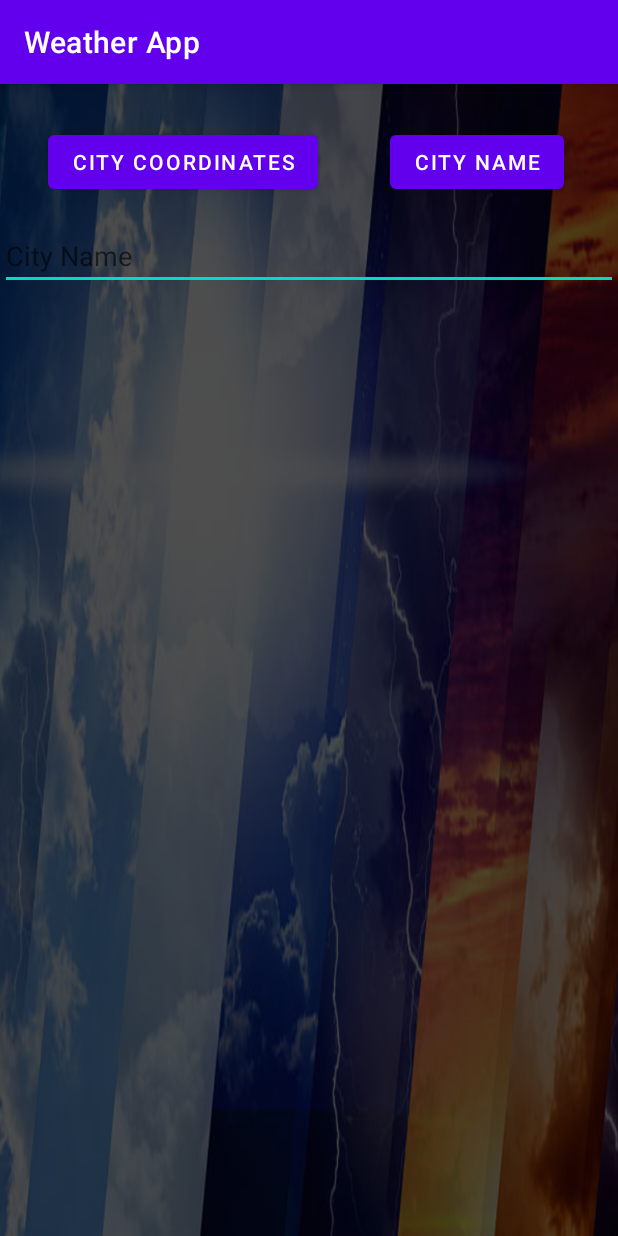
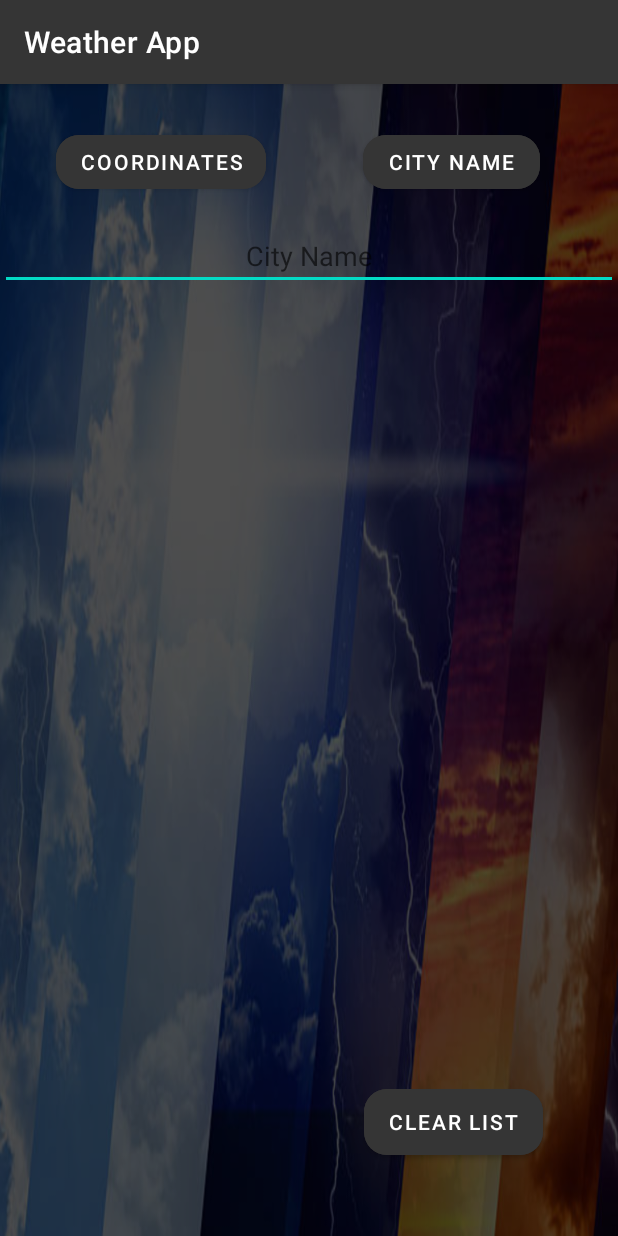
Before and after one commit to Neverm1ndEZ/Weather-App, an Android app: the screen it shows after launch (MainActivity), on a phone screen of 412 x 824 dp. Run offline under Robolectric (Android 15) with nearby library versions, the light colour scheme and no system bars; our stand-ins replace Volley.

Commit message:
Added A Clear list button and colour changes

```diff
--- a/app/src/main/java/com/nevermind/weatherapp/MainActivity.java
+++ b/app/src/main/java/com/nevermind/weatherapp/MainActivity.java
@@ -31,7 +31,7 @@ import java.util.List;
 
 public class MainActivity extends AppCompatActivity {
 
-    Button getCityID, getWeatherByCityID;
+    Button getCityID, getWeatherByCityID, clearList;
     EditText dataInput;
     ListView weatherReports;
 
@@ -42,6 +42,7 @@ public class MainActivity extends AppCompatActivity {
 
         getCityID = findViewById(R.id.btn_getCityID);
         getWeatherByCityID = findViewById(R.id.btn_getWeatherByCityID);
+        clearList = findViewById(R.id.btn_clearList);
 
         dataInput = findViewById(R.id.et_dataInput);
         weatherReports = findViewById(R.id.ls_weatherReports);
@@ -81,10 +82,11 @@ public class MainActivity extends AppCompatActivity {
                         return view;
                     }
                 };
-
                 weatherReports.setAdapter(adapter);
             }
         }));
 
+        clearList.setOnClickListener(v -> weatherReports.setAdapter(null));
+
     }
 }
--- a/app/src/main/res/layout/activity_main.xml
+++ b/app/src/main/res/layout/activity_main.xml
@@ -7,28 +7,38 @@
     android:background="@drawable/background"
     tools:context=".MainActivity">
 
-    <Button
+    <com.google.android.material.button.MaterialButton
         android:id="@+id/btn_getCityID"
         android:layout_width="wrap_content"
         android:layout_height="wrap_content"
         android:layout_marginStart="32dp"
         android:layout_marginTop="28dp"
-        android:text="City Coordinates"
+        android:text="Coordinates"
+        android:backgroundTint="@color/black"
+        app:cornerRadius="15dp"
         android:textColor="#FFFFFFFF"
         app:layout_constraintEnd_toStartOf="@+id/btn_getWeatherByCityID"
-        app:layout_constraintHorizontal_bias="0.0"
+        app:layout_constraintHorizontal_bias="0.08"
         app:layout_constraintStart_toStartOf="parent"
         app:layout_constraintTop_toTopOf="parent" />
 
-    <Button
+
+    <com.google.android.material.button.MaterialButton
         android:id="@+id/btn_getWeatherByCityID"
-        android:layout_width="wrap_content"
-        android:layout_height="wrap_content"
+        android:layout_width="118dp"
+        android:layout_height="48dp"
         android:layout_marginTop="28dp"
-        android:layout_marginEnd="36dp"
+        android:layout_marginBottom="16dp"
+        android:backgroundTint="@color/black"
         android:text="City Name"
+        android:textColor="#FFFFFFFF"
+        app:cornerRadius="15dp"
+        app:layout_constraintBottom_toTopOf="@+id/et_dataInput"
         app:layout_constraintEnd_toEndOf="parent"
-        app:layout_constraintTop_toTopOf="parent" />
+        app:layout_constraintHorizontal_bias="0.824"
+        app:layout_constraintStart_toStartOf="parent"
+        app:layout_constraintTop_toTopOf="parent"
+        app:layout_constraintVertical_bias="1.0" />
 
     <EditText
         android:id="@+id/et_dataInput"
@@ -37,9 +47,10 @@
         android:layout_marginTop="92dp"
         android:autofillHints=""
         android:ems="10"
+        android:textAlignment="center"
         android:hint="City Name"
         android:inputType="textPersonName"
-        android:textColor="#E8E2E2"
+        android:textColor="@color/white"
         app:layout_constraintEnd_toEndOf="parent"
         app:layout_constraintHorizontal_bias="0.0"
         app:layout_constraintStart_toStartOf="parent"
@@ -47,17 +58,30 @@
 
     <ListView
         android:id="@+id/ls_weatherReports"
-        android:layout_width="0dp"
-        android:layout_height="0dp"
+        android:layout_width="408dp"
+        android:layout_height="477dp"
         android:layout_marginStart="1dp"
         android:layout_marginEnd="1dp"
 
-        app:layout_constraintBottom_toBottomOf="parent"
+        app:layout_constraintBottom_toTopOf="@+id/btn_clearList"
         app:layout_constraintEnd_toEndOf="parent"
         app:layout_constraintHorizontal_bias="0.0"
         app:layout_constraintStart_toStartOf="parent"
         app:layout_constraintTop_toBottomOf="@+id/et_dataInput"
-        app:layout_constraintVertical_bias="1.0" />
+        app:layout_constraintVertical_bias="0.0" />
 
+    <com.google.android.material.button.MaterialButton
+        android:id="@+id/btn_clearList"
+        android:layout_width="119dp"
+        android:layout_height="56dp"
+        android:layout_marginBottom="48dp"
+        android:backgroundTint="@color/black"
+        android:text="Clear List"
+        android:textColor="#FFFFFFFF"
+        app:cornerRadius="15dp"
+        app:layout_constraintBottom_toBottomOf="parent"
+        app:layout_constraintEnd_toEndOf="parent"
+        app:layout_constraintHorizontal_bias="0.829"
+        app:layout_constraintStart_toStartOf="parent" />
 
 </androidx.constraintlayout.widget.ConstraintLayout>
--- a/app/src/main/res/values-night/themes.xml
+++ b/app/src/main/res/values-night/themes.xml
@@ -1,8 +1,8 @@
-<resources xmlns:tools="http://schemas.android.com/tools">
+<resources>
     <!-- Base application theme. -->
     <style name="Theme.WeatherApp" parent="Theme.MaterialComponents.DayNight.DarkActionBar">
         <!-- Primary brand color. -->
-        <item name="colorPrimary">@color/purple_200</item>
+        <item name="colorPrimary">@color/black</item>
         <item name="colorPrimaryVariant">@color/purple_700</item>
         <item name="colorOnPrimary">@color/black</item>
         <!-- Secondary brand color. -->
--- a/app/src/main/res/values/colors.xml
+++ b/app/src/main/res/values/colors.xml
@@ -5,6 +5,6 @@
     <color name="purple_700">#FF3700B3</color>
     <color name="teal_200">#FF03DAC5</color>
     <color name="teal_700">#FF018786</color>
-    <color name="black">#FF000000</color>
+    <color name="black">#353535</color>
     <color name="white">#FFFFFFFF</color>
 </resources>
--- a/app/src/main/res/values/themes.xml
+++ b/app/src/main/res/values/themes.xml
@@ -1,8 +1,8 @@
-<resources xmlns:tools="http://schemas.android.com/tools">
+<resources>
     <!-- Base application theme. -->
     <style name="Theme.WeatherApp" parent="Theme.MaterialComponents.DayNight.DarkActionBar">
         <!-- Primary brand color. -->
-        <item name="colorPrimary">@color/purple_500</item>
+        <item name="colorPrimary">@color/black</item>
         <item name="colorPrimaryVariant">@color/purple_700</item>
         <item name="colorOnPrimary">@color/white</item>
         <!-- Secondary brand color. -->
```
